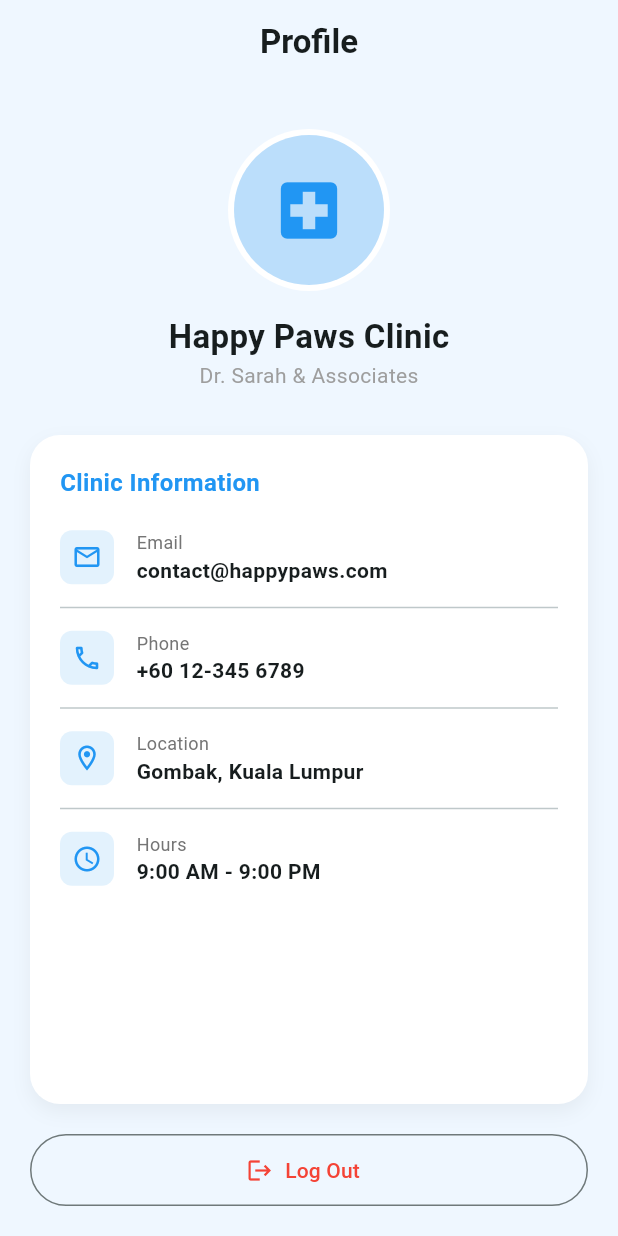
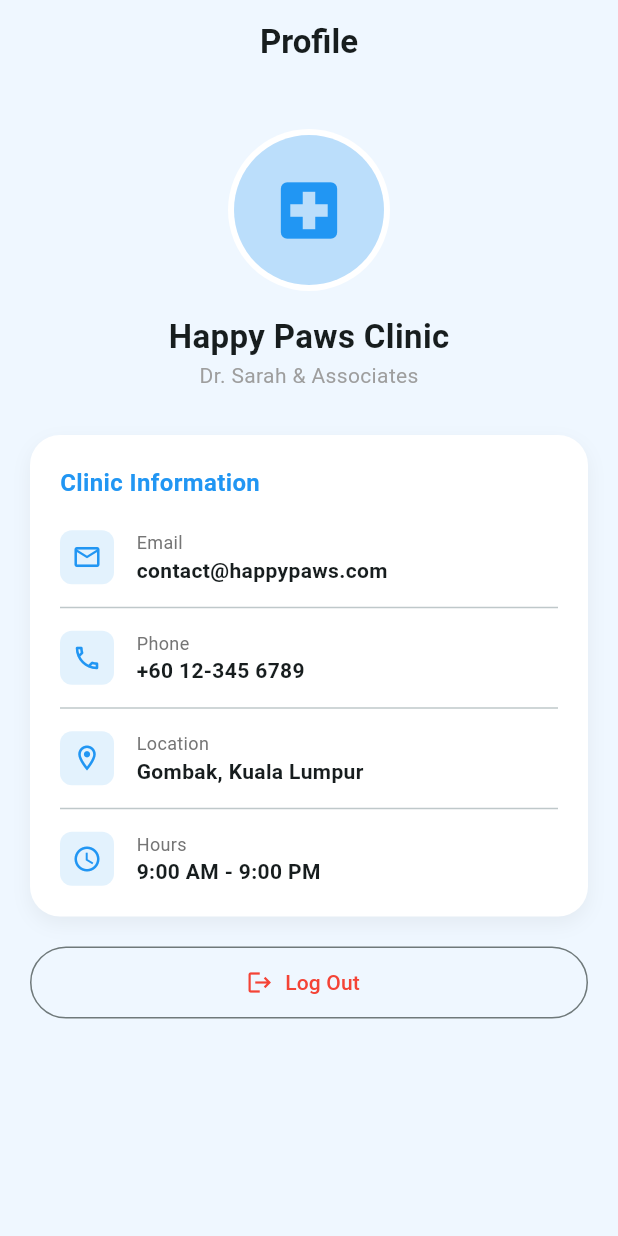
Before and after one commit to MirulFikri/MAD-Project, a Flutter app: the ClinicProfile screen opened directly, on a phone screen of 412 x 824 dp. Run offline on Flutter 3.47's test engine with Material 3 defaults, Android fonts, the light colour scheme and no system bars; our stand-ins replace flutter_local_notifications, timezone.

Commit message:
Fixed layout overflow

```diff
--- a/lib/profile_screen/clinic_profile.dart
+++ b/lib/profile_screen/clinic_profile.dart
@@ -14,7 +14,7 @@ class ClinicProfile extends StatelessWidget {
         elevation: 0,
         automaticallyImplyLeading: false,
       ),
-      body: Padding(
+      body: SingleChildScrollView(
         padding: const EdgeInsets.all(20),
         child: Column(
           children: [
@@ -52,8 +52,7 @@ class ClinicProfile extends StatelessWidget {
             const SizedBox(height: 30),
 
             // --- DETAILS SECTION ---
-            Expanded(
-              child: Container(
+            Container(
               width: double.infinity,
               padding: const EdgeInsets.all(20),
               decoration: BoxDecoration(
@@ -83,7 +82,6 @@ class ClinicProfile extends StatelessWidget {
                   const Divider(height: 30),
                   _buildProfileRow(Icons.access_time, "Hours", "9:00 AM - 9:00 PM"),
                 ],
-                ),
               ),
             ),
 
```
Lines whose indentation alone changed are shown as unchanged.
